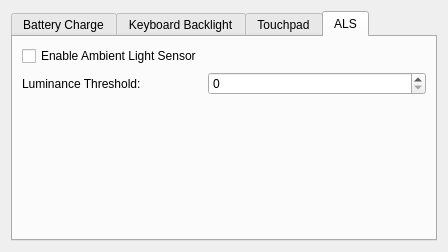
The window that vcc/main_window.ui (norbusan/sony-control-center) describes before a commit, drawn with Qt 5.
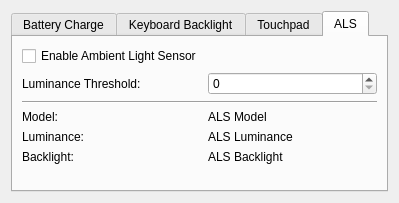
The same window after the commit. The open tabs and pages were chosen to show the change.

Patch:
```diff
--- a/vcc/main_window.ui
+++ b/vcc/main_window.ui
@@ -6,10 +6,16 @@
    <rect>
     <x>0</x>
     <y>0</y>
-    <width>448</width>
-    <height>252</height>
+    <width>399</width>
+    <height>203</height>
    </rect>
   </property>
+  <property name="sizePolicy">
+   <sizepolicy hsizetype="Preferred" vsizetype="Preferred">
+    <horstretch>0</horstretch>
+    <verstretch>0</verstretch>
+   </sizepolicy>
+  </property>
   <property name="windowTitle">
    <string>VAIO Control Center</string>
   </property>
@@ -135,6 +141,16 @@
        <string>ALS</string>
       </attribute>
       <layout class="QFormLayout" name="formLayout">
+       <property name="fieldGrowthPolicy">
+        <enum>QFormLayout::AllNonFixedFieldsGrow</enum>
+       </property>
+       <item row="0" column="0">
+        <widget class="QCheckBox" name="chk_enable_als_power">
+         <property name="text">
+          <string>Enable Ambient Light Sensor</string>
+         </property>
+        </widget>
+       </item>
        <item row="1" column="0">
         <widget class="QLabel" name="lbl_als_lux_threshold">
          <property name="text">
@@ -149,10 +165,52 @@
          </property>
         </widget>
        </item>
-       <item row="0" column="0">
-        <widget class="QCheckBox" name="chk_enable_als_power">
+       <item row="2" column="0" colspan="2">
+        <widget class="Line" name="line">
+         <property name="orientation">
+          <enum>Qt::Horizontal</enum>
+         </property>
+        </widget>
+       </item>
+       <item row="3" column="0">
+        <widget class="QLabel" name="lbl_als_model">
          <property name="text">
-          <string>Enable Ambient Light Sensor</string>
+          <string>Model:</string>
+         </property>
+        </widget>
+       </item>
+       <item row="4" column="0">
+        <widget class="QLabel" name="lbl_als_lux">
+         <property name="text">
+          <string>Luminance:</string>
+         </property>
+        </widget>
+       </item>
+       <item row="5" column="0">
+        <widget class="QLabel" name="lbl_als_backlight">
+         <property name="text">
+          <string>Backlight:</string>
+         </property>
+        </widget>
+       </item>
+       <item row="3" column="1">
+        <widget class="QLabel" name="lbl_als_model_val">
+         <property name="text">
+          <string>ALS Model</string>
+         </property>
+        </widget>
+       </item>
+       <item row="4" column="1">
+        <widget class="QLabel" name="lbl_als_lux_val">
+         <property name="text">
+          <string>ALS Luminance</string>
+         </property>
+        </widget>
+       </item>
+       <item row="5" column="1">
+        <widget class="QLabel" name="lbl_als_backlight_val">
+         <property name="text">
+          <string>ALS Backlight</string>
          </property>
         </widget>
        </item>
```
